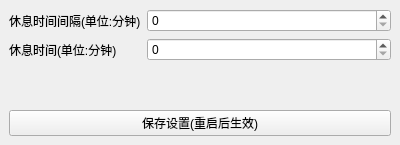
Old version of the form setting.ui in the repository XuDanHui123/RestReminder.
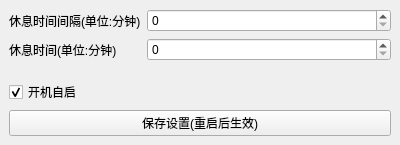
New version of the form. Icons and pictures are not drawn.

Commit message: deleted:    .config.ini.un~ 	modified:   StartUp.lnk 	modified:   config.ini 	modified:   main.py 	modified:   setting.exe 	modified:   setting.py 	renamed:    main.spec -> setting.spec 	modified:   setting.ui 	modified:   startup.py 	deleted:    startup.py~ 	modified:   ui_setting.py

The edit to the form file:
```diff
--- a/setting.ui
+++ b/setting.ui
@@ -55,6 +55,16 @@
       </item>
      </layout>
     </item>
+    <item>
+     <widget class="QCheckBox" name="checkBox">
+      <property name="text">
+       <string>开机自启</string>
+      </property>
+      <property name="checked">
+       <bool>true</bool>
+      </property>
+     </widget>
+    </item>
     <item>
      <widget class="QPushButton" name="pushButton">
       <property name="text">
```
The commit also changes 10 other files.
